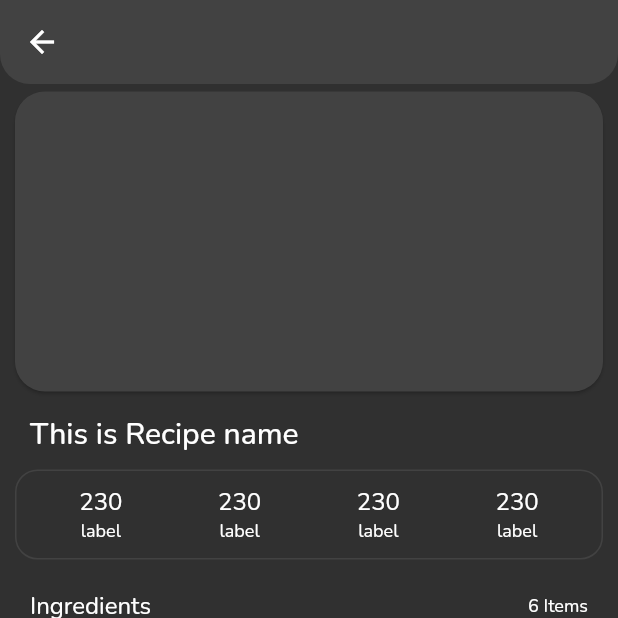
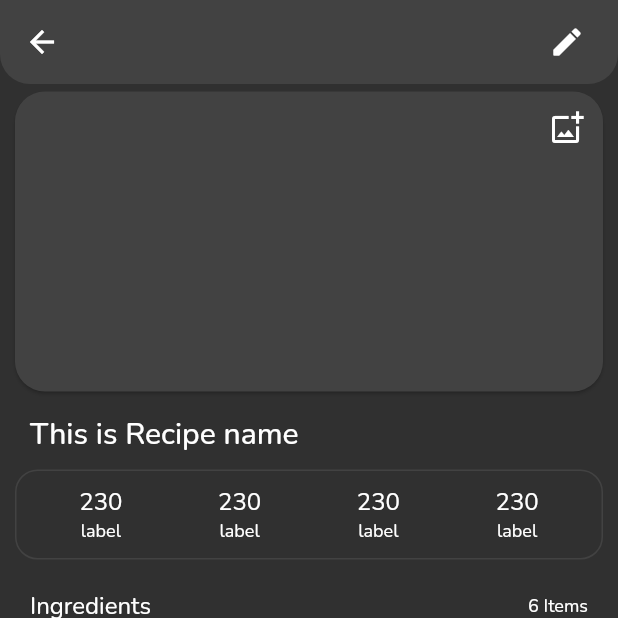
Before and after one commit to santoshakil/recipe_ir, a Flutter app: the screen it shows after launch, after a tap on the "add" icon, on a phone screen of 412 x 824 dp, the top half of it. Run offline on Flutter 3.47's test engine with Material 2 defaults, Android fonts, the phone set to English and light mode, and no system bars; our stand-ins replace google_fonts; generated files the repository leaves out were written again.

Commit message:
WIP: Recipe edit

```diff
--- a/lib/src/screens/recipe/components/image.dart
+++ b/lib/src/screens/recipe/components/image.dart
@@ -5,10 +5,22 @@ class RecipeImage extends StatelessWidget {
 
   @override
   Widget build(BuildContext context) {
-    return const SliverToBoxAdapter(
+    final size = MediaQuery.of(context).size;
+    return SliverToBoxAdapter(
       child: Card(
-        child: SizedBox(
-          height: 200.0,
+        child: Stack(
+          alignment: Alignment.topRight,
+          children: [
+            SizedBox(
+              width: size.width,
+              height: 200.0,
+            ),
+            IconButton(
+              icon: const Icon(Icons.add_photo_alternate_outlined),
+              splashRadius: 18.0,
+              onPressed: () {},
+            ),
+          ],
         ),
       ),
     );
--- a/lib/src/screens/recipe/recipe.dart
+++ b/lib/src/screens/recipe/recipe.dart
@@ -13,7 +13,16 @@ class RecipeView extends StatelessWidget {
   @override
   Widget build(BuildContext context) {
     return Scaffold(
-      appBar: AppBar(),
+      appBar: AppBar(
+        actions: [
+          IconButton(
+            icon: const Icon(Icons.edit_rounded),
+            splashRadius: 22.0,
+            onPressed: () {},
+          ),
+          const SizedBox(width: 10.0),
+        ],
+      ),
       body: NestedScrollView(
         physics: const BouncingScrollPhysics(),
         headerSliverBuilder: (_, __) => [
```
